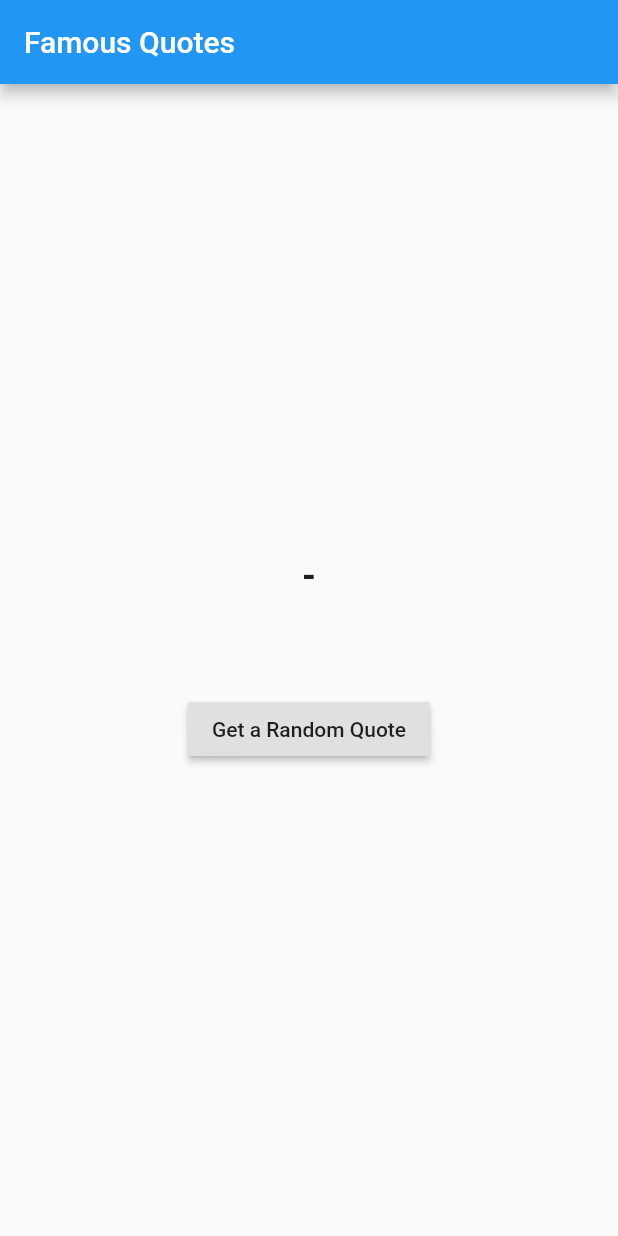
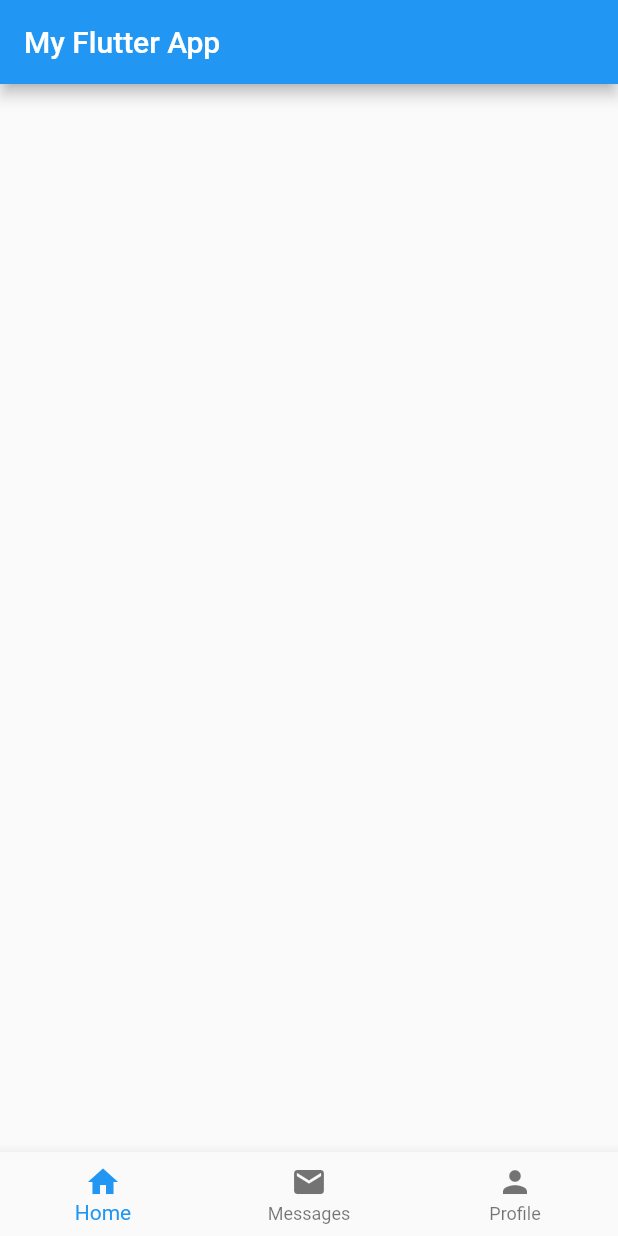
Before and after one commit to kashishmadan/dhanyawad-HackOn, a Flutter app: the screen it shows after launch, on a phone screen of 412 x 824 dp. Run offline on Flutter 3.47's test engine with Material 2 defaults, Android fonts, the phone set to English and light mode, and no system bars.

Commit message:
UI Changes

```diff
--- /dev/null
+++ b/lib/home_widget.dart
@@ -0,0 +1,35 @@
+import 'package:flutter/material.dart';
+class Home extends StatefulWidget {
+ @override
+ State<StatefulWidget> createState() {
+    return _HomeState();
+  }
+}
+
+class _HomeState extends State<Home> {
+ @override
+ Widget build(BuildContext context) {
+   return Scaffold(
+     appBar: AppBar(
+       title: Text('My Flutter App'),
+     ),
+     bottomNavigationBar: BottomNavigationBar(
+       currentIndex: 0, // this will be set when a new tab is tapped
+       items: [
+         BottomNavigationBarItem(
+           icon: new Icon(Icons.home),
+           title: new Text('Home'),
+         ),
+         BottomNavigationBarItem(
+           icon: new Icon(Icons.mail),
+           title: new Text('Messages'),
+         ),
+         BottomNavigationBarItem(
+           icon: Icon(Icons.person),
+           title: Text('Profile')
+         )
+       ],
+     ),
+   );
+ }
+}
--- a/lib/main.dart
+++ b/lib/main.dart
@@ -3,6 +3,8 @@ import 'dart:async';
 import 'dart:io';
 import 'package:flutter/material.dart';
 import 'package:http/http.dart' as http;
+import 'randomquote.dart';
+import 'home_widget.dart';
 
 void main() => runApp(new MyApp());
 
@@ -12,77 +14,8 @@ class MyApp extends StatelessWidget {
 
     return new MaterialApp(
       title: 'Famous Quotes',
-      home: new RandomQuotes(),
+      home: //new RandomQuotes(),
+            Home(),
     );
   }
 }
-
-class RandomQuotes extends StatefulWidget {
-  @override
-  createState() => new RandomQuotesState();
-}
-
-class RandomQuotesState extends State<RandomQuotes> {
-
-  var _randomQuote = '-';
-
-  @override
-  Widget build(BuildContext context) {
-    var spacer = new SizedBox(height: 32.0);
-
-    return new Scaffold(
-        appBar: new AppBar(
-          title: new Text('Famous Quotes'),
-        ),
-        body: new Center(
-
-        child : new Padding(
-            padding: new EdgeInsets.all(20.0),
-            child : new Column(
-              mainAxisAlignment: MainAxisAlignment.center,
-              children: <Widget>[
-                new Text(_randomQuote,style: new TextStyle(fontWeight: FontWeight.bold, fontSize: 24.toDouble())),
-                spacer,
-                spacer,
-                new RaisedButton(
-                  onPressed: _getRandomQuote,
-                  child: new Text('Get a Random Quote'),
-                ),
-              ],
-            ),
-        ),
-      ),
-    );
-  }
-
-  _getRandomQuote() async {
-    var url = 'https://us-central1-dhanyawad.cloudfunctions.net/getrandomquote-function';
-    var httpClient = new HttpClient();
-
-    String result;
-    try {
-      var request = await httpClient.getUrl(Uri.parse(url));
-      var response = await request.close();
-      if (response.statusCode == HttpStatus.ok) {
-        var json1 = await response.transform(utf8.decoder).join();
-        var data = json.decode(json1);
-        result = data['quote'] + "\n-- " + data['person'];
-      } else {
-        result =
-        'Error getting a random quote:\nHttp status ${response.statusCode}';
-      }
-    } catch (exception) {
-      result = 'Failed invoking the getRandomQuote function.';
-    }
-
-    // If the widget was removed from the tree while the message was in flight,
-    // we want to discard the reply rather than calling setState to update our
-    // non-existent appearance.
-    if (!mounted) return;
-
-    setState(() {
-      _randomQuote = result;
-    });
-  }
-
-}
```
Also changed, not shown: lib/randomquote.dart (added, +76 -0 lines).
